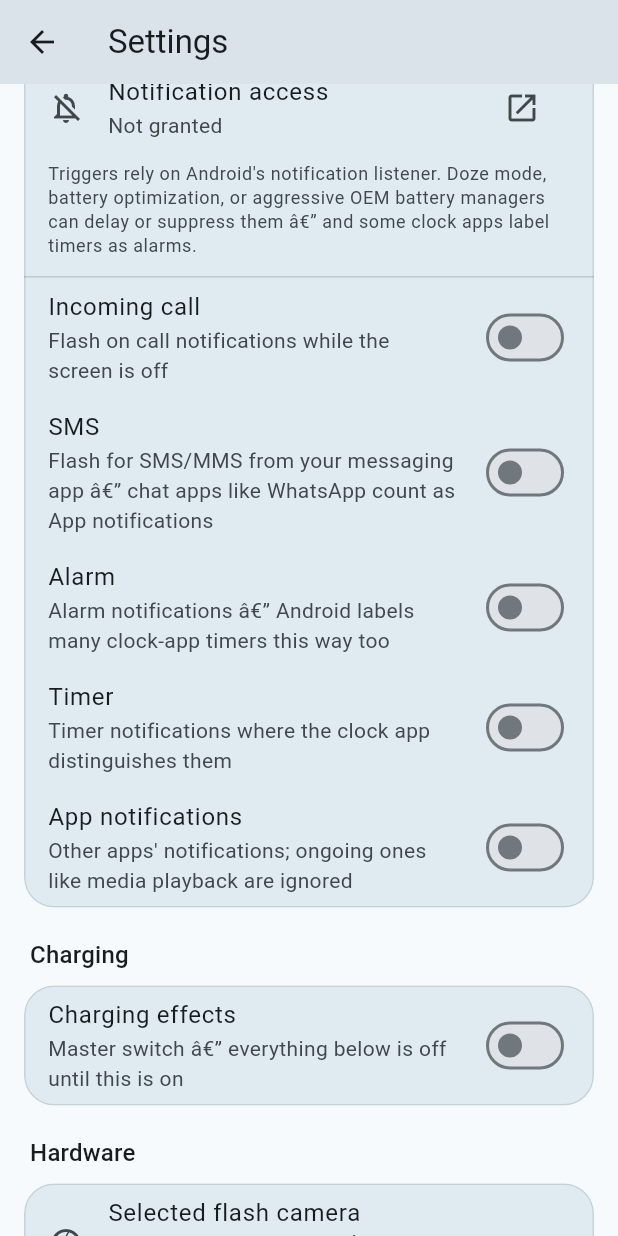
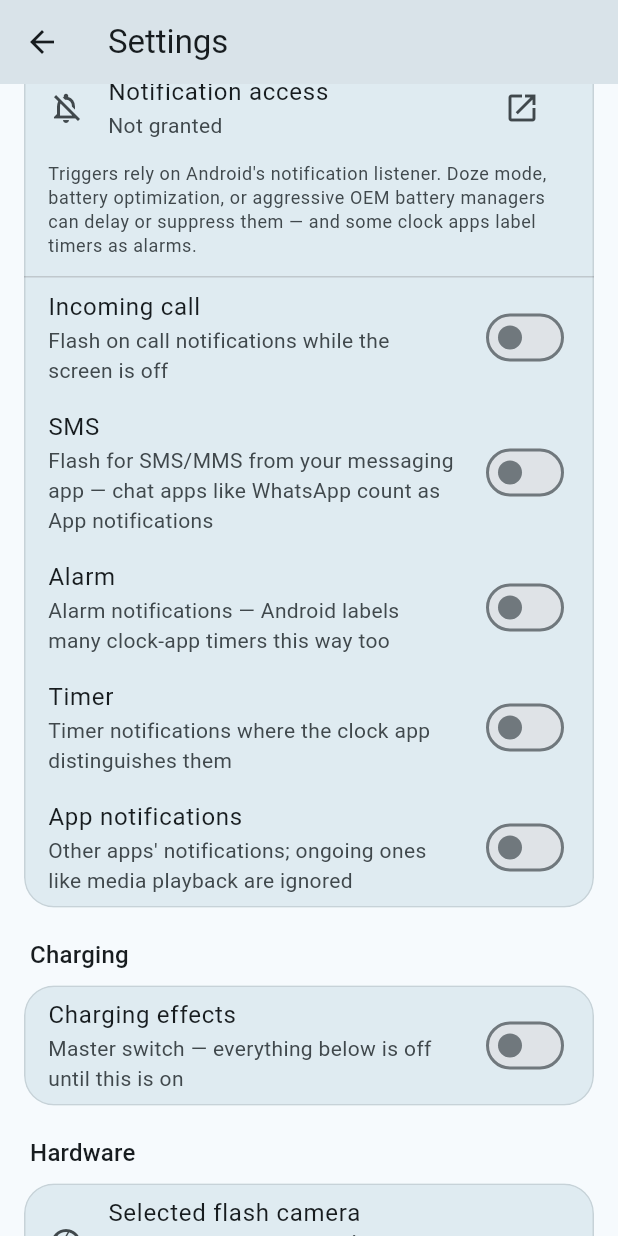
Before and after one commit to tahasync/HiLight, a Flutter app: the SettingsScreen screen opened directly with empty values, scrolled down 576 dp, on a phone screen of 412 x 824 dp. Run offline on Flutter 3.47's test engine with Material 3 defaults, Android fonts, the phone set to English and light mode, and no system bars; our stand-ins replace clock, package_info_plus, shared_preferences; accounts and stored records are empty; network calls fail.

Commit message:
v1.1.7-phase6 (local): sweep remaining em-dash mojibake in strings

```diff
--- a/lib/features/settings/contact_overrides_screen.dart
+++ b/lib/features/settings/contact_overrides_screen.dart
@@ -11,7 +11,7 @@ import '../../services/contact_override_store.dart';
 /// incoming-call preset.
 ///
 /// Permissions discipline: READ_CONTACTS is requested only when the user
-/// taps "Add contact" â€” an explanation dialog precedes the system runtime
+/// taps "Add contact" — an explanation dialog precedes the system runtime
 /// dialog, and the Contacts picker opens only after a grant.
 class ContactOverridesScreen extends StatefulWidget {
   const ContactOverridesScreen({required this.presets, super.key});
@@ -54,7 +54,7 @@ class _ContactOverridesScreenState extends State<ContactOverridesScreen> {
     if (_busy) return;
     setState(() => _busy = true);
     try {
-      // 1. Explain why (prd.md Â§23), then ask â€” only now.
+      // 1. Explain why (prd.md Â§23), then ask — only now.
       final proceed = await showDialog<bool>(
         context: context,
         builder: (dialogContext) => AlertDialog(
@@ -78,7 +78,7 @@ class _ContactOverridesScreenState extends State<ContactOverridesScreen> {
       );
       if (proceed != true) return;
 
-      // 2. Runtime permission request â€” the exact enable moment.
+      // 2. Runtime permission request — the exact enable moment.
       final granted =
           await _contacts.invokeMethod<bool>('requestReadContacts') ?? false;
       if (!granted || !mounted) {
--- a/lib/features/settings/settings_screen.dart
+++ b/lib/features/settings/settings_screen.dart
@@ -301,7 +301,7 @@ class _SectionHeader extends StatelessWidget {
 /// trigger type.
 ///
 /// Permissions discipline: listener access is only ever *requested* from
-/// inside the enable flow â€” when the user flips a trigger on without
+/// inside the enable flow — when the user flips a trigger on without
 /// access. An explanation dialog precedes the hand-off to system settings,
 /// and a granted return completes the pending enable automatically.
 class _TriggersSection extends StatefulWidget {
@@ -373,7 +373,7 @@ class _TriggersSectionState extends State<_TriggersSection>
         title: const Text('Notification access needed'),
         content: const Text(
           'To flash on this event, Android requires notification access. '
-          'HiLight never reads or stores message text or sender details â€” '
+          'HiLight never reads or stores message text or sender details — '
           'it only reacts to notification events.',
         ),
         actions: [
@@ -413,7 +413,7 @@ class _TriggersSectionState extends State<_TriggersSection>
             subtitle: Text(_granted
                 ? 'Granted'
                 : (_pendingEnable != null
-                    ? 'Not granted â€” waiting for accessâ€¦'
+                    ? 'Not granted — waiting for accessâ€¦'
                     : 'Not granted')),
             trailing: IconButton(
               tooltip: 'Open Android notification settings',
@@ -429,7 +429,7 @@ class _TriggersSectionState extends State<_TriggersSection>
             child: Text(
               'Triggers rely on Android\'s notification listener. Doze mode, '
               'battery optimization, or aggressive OEM battery managers can '
-              'delay or suppress them â€” and some clock apps label timers as '
+              'delay or suppress them — and some clock apps label timers as '
               'alarms.',
               style: Theme.of(context).textTheme.bodySmall?.copyWith(
                     color: Theme.of(context).colorScheme.onSurfaceVariant,
@@ -490,10 +490,10 @@ class _TriggerTile extends StatelessWidget {
         TriggerKind.incomingCall =>
           'Flash on call notifications while the screen is off',
         TriggerKind.sms =>
-          'Flash for SMS/MMS from your messaging app â€” chat apps like '
+          'Flash for SMS/MMS from your messaging app — chat apps like '
               'WhatsApp count as App notifications',
         TriggerKind.alarm =>
-          'Alarm notifications â€” Android labels many clock-app timers this way too',
+          'Alarm notifications — Android labels many clock-app timers this way too',
         TriggerKind.timer =>
           'Timer notifications where the clock app distinguishes them',
         TriggerKind.appNotification =>
@@ -605,7 +605,7 @@ class _AppOverridesEntry extends StatelessWidget {
 }
 
 /// Charging effects section (prd-v1.2.md Â§4, amended spec): master toggle,
-/// connect/disconnect animations, and five battery-milestone presets â€” all
+/// connect/disconnect animations, and five battery-milestone presets — all
 /// independent, no periodic animation while charging.
 class _ChargingSection extends StatelessWidget {
   const _ChargingSection({
@@ -641,7 +641,7 @@ class _ChargingSection extends StatelessWidget {
             contentPadding: const EdgeInsets.fromLTRB(16, 0, 16, 0),
             title: const Text('Charging effects'),
             subtitle:
-                const Text('Master switch â€” everything below is off until '
+                const Text('Master switch — everything below is off until '
                     'this is on'),
             value: config.masterEnabled,
             onChanged: (value) {
@@ -720,7 +720,7 @@ class _ChargingSection extends StatelessWidget {
             Padding(
               padding: const EdgeInsets.fromLTRB(16, 12, 16, 4),
               child: Text(
-                'Battery milestones â€” fire once per charging session when '
+                'Battery milestones — fire once per charging session when '
                 'the level crosses upward:',
                 style: Theme.of(context).textTheme.bodySmall?.copyWith(
                       color: Theme.of(context).colorScheme.onSurfaceVariant,
```
